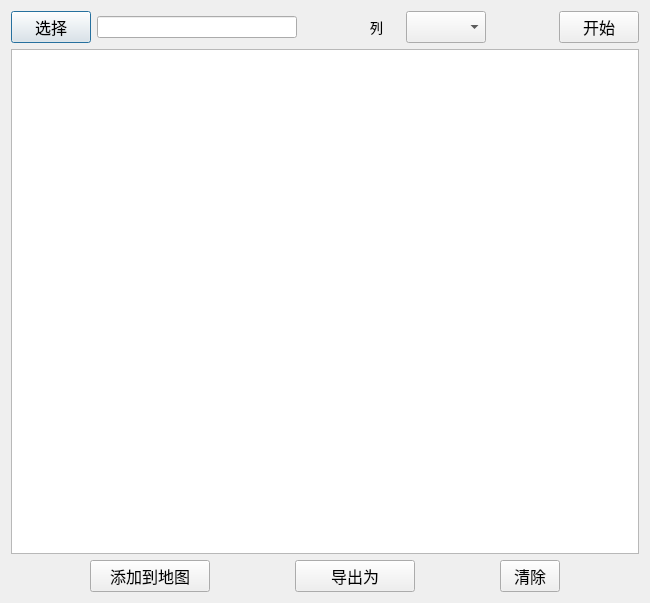
This is GeocodeCN_dialog_base.ui in WShihan/GeocodeCN as Qt 5 draws it before an edit. The edited form follows.
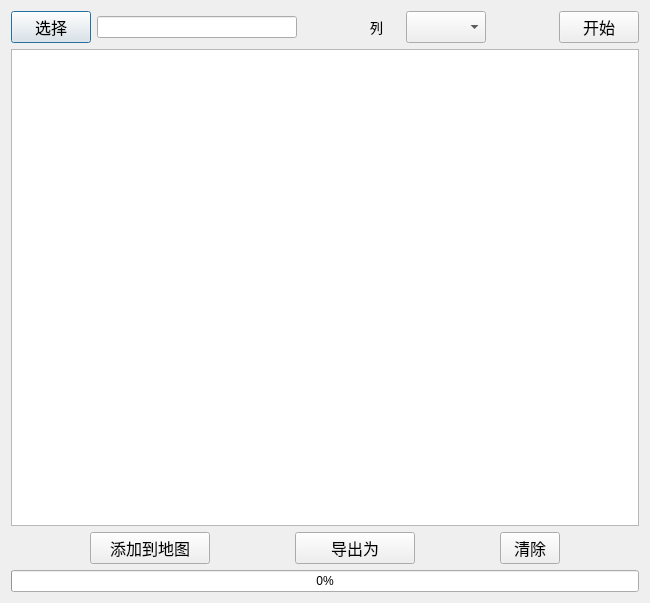
This is the edited form.

What changed in the file:
```diff
--- a/GeocodeCN_dialog_base.ui
+++ b/GeocodeCN_dialog_base.ui
@@ -238,6 +238,13 @@
        </item>
       </layout>
      </item>
+     <item>
+      <widget class="QProgressBar" name="pb">
+       <property name="value">
+        <number>0</number>
+       </property>
+      </widget>
+     </item>
     </layout>
    </item>
   </layout>
```
